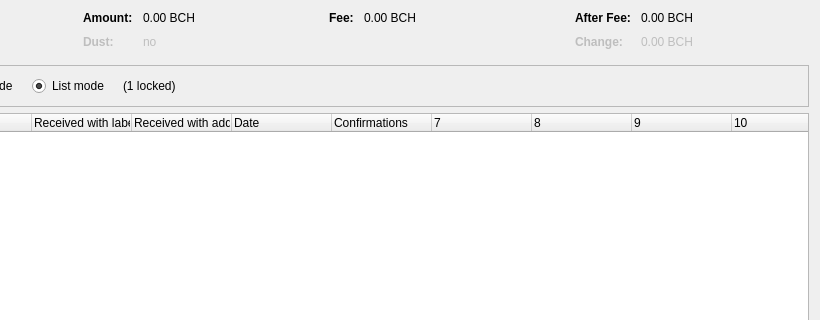
Before: the Qt Designer form src/qt/forms/coincontroldialog.ui in bitfinitechain/bitfinite-core, drawn with Qt 5; both pictures show x 180 to 1000 and y 0 to 320 of the 1000 by 500 pixel window.
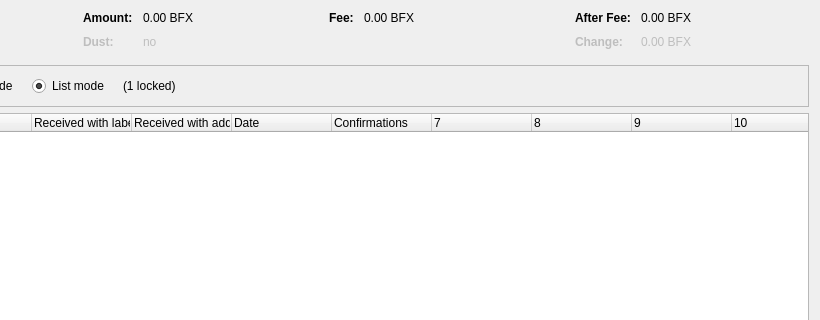
After: the same form once the commit is applied. Custom widgets are drawn as their Qt base class.

Diff of the .ui file:
```diff
--- a/src/qt/forms/coincontroldialog.ui
+++ b/src/qt/forms/coincontroldialog.ui
@@ -132,7 +132,7 @@
           <enum>Qt::ActionsContextMenu</enum>
          </property>
          <property name="text">
-          <string notr="true">0.00 BCH</string>
+          <string notr="true">0.00 BFX</string>
          </property>
          <property name="textInteractionFlags">
           <set>Qt::LinksAccessibleByMouse|Qt::TextSelectableByKeyboard|Qt::TextSelectableByMouse</set>
@@ -212,7 +212,7 @@
           <enum>Qt::ActionsContextMenu</enum>
          </property>
          <property name="text">
-          <string notr="true">0.00 BCH</string>
+          <string notr="true">0.00 BFX</string>
          </property>
          <property name="textInteractionFlags">
           <set>Qt::LinksAccessibleByMouse|Qt::TextSelectableByKeyboard|Qt::TextSelectableByMouse</set>
@@ -257,7 +257,7 @@
           <enum>Qt::ActionsContextMenu</enum>
          </property>
          <property name="text">
-          <string notr="true">0.00 BCH</string>
+          <string notr="true">0.00 BFX</string>
          </property>
          <property name="textInteractionFlags">
           <set>Qt::LinksAccessibleByMouse|Qt::TextSelectableByKeyboard|Qt::TextSelectableByMouse</set>
@@ -292,7 +292,7 @@
           <enum>Qt::ActionsContextMenu</enum>
          </property>
          <property name="text">
-          <string notr="true">0.00 BCH</string>
+          <string notr="true">0.00 BFX</string>
          </property>
          <property name="textInteractionFlags">
           <set>Qt::LinksAccessibleByMouse|Qt::TextSelectableByKeyboard|Qt::TextSelectableByMouse</set>
```
